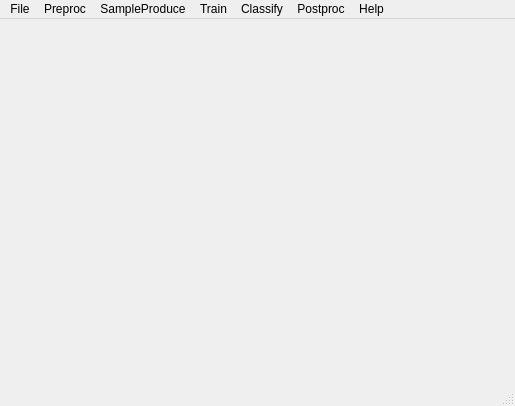
This is ui/MainWin.ui in scrssys/semantic_segment_RSImage as Qt 5 draws it before an edit. The edited form follows.
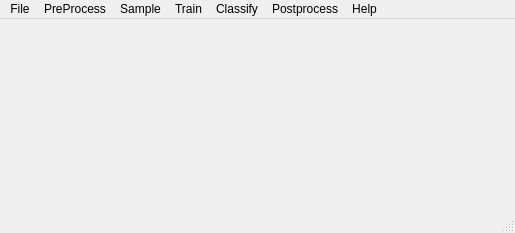
This is the edited form.

```diff
--- a/ui/MainWin.ui
+++ b/ui/MainWin.ui
@@ -7,7 +7,7 @@
     <x>0</x>
     <y>0</y>
     <width>515</width>
-    <height>406</height>
+    <height>233</height>
    </rect>
   </property>
   <property name="windowTitle">
@@ -38,7 +38,7 @@
    </widget>
    <widget class="QMenu" name="menuPrepocess">
     <property name="title">
-     <string>Preproc</string>
+     <string>PreProcess</string>
     </property>
     <addaction name="actionLabel_check"/>
     <addaction name="actionImage_strech"/>
@@ -72,14 +72,14 @@
    </widget>
    <widget class="QMenu" name="menuSampleProduce">
     <property name="title">
-     <string>SampleProduce</string>
+     <string>Sample</string>
     </property>
     <addaction name="actionSampleGenCommon"/>
     <addaction name="actionSampleGenByCV2"/>
    </widget>
    <widget class="QMenu" name="menuPostproc">
     <property name="title">
-     <string>Postproc</string>
+     <string>Postprocess</string>
     </property>
     <addaction name="actionCombineSingleModelReults"/>
     <addaction name="actionVoteMultiModelResults"/>
```
Left out of the diff: 258 changed lines with no effect on the pictures.
